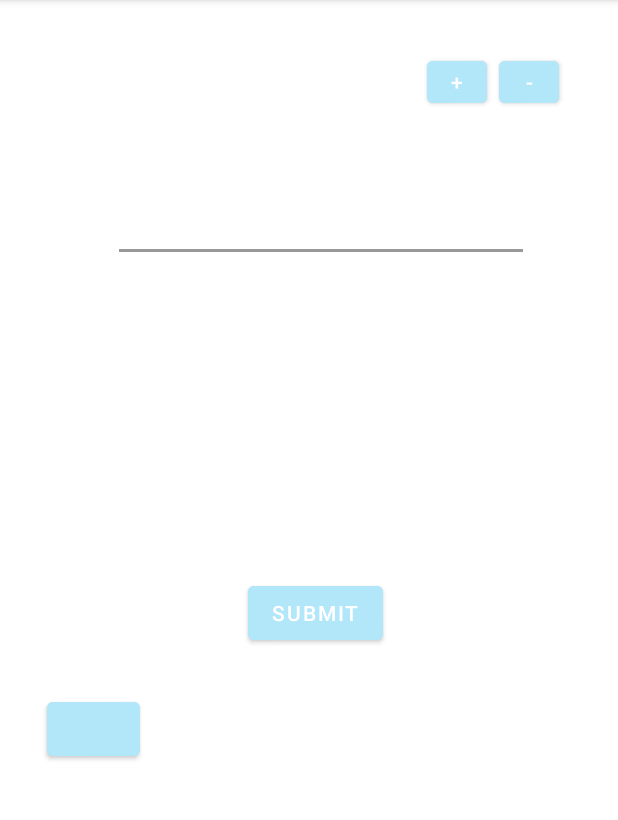
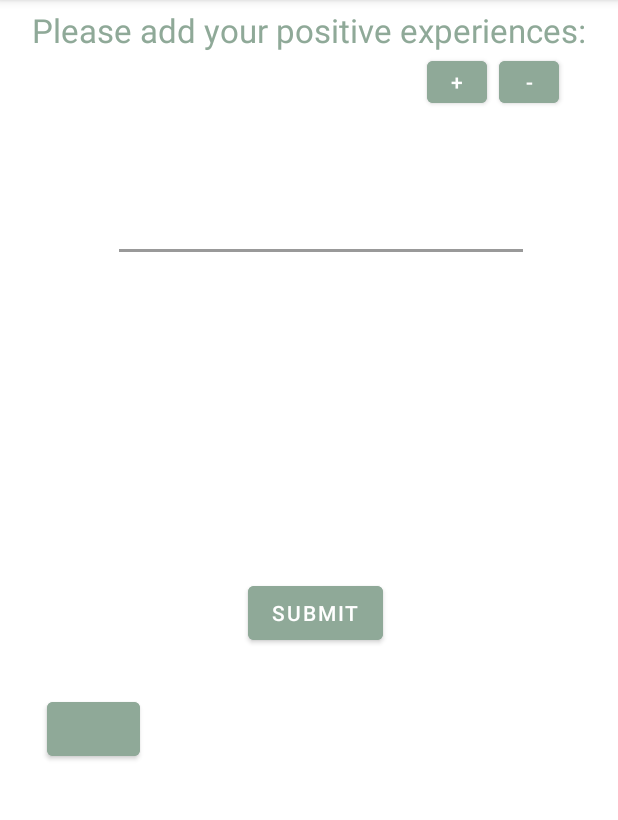
Before and after one commit to aoifeoloughlin/FinalYearProject00, an Android app: the PositivePageActivity screen opened directly, with no data from a screen before it, on a phone screen of 412 x 824 dp, the part 84-904 px from its top. Run offline under Robolectric (Android 15) with nearby library versions, the phone set to English and light mode, and no system bars; our stand-ins replace data binding.

Commit message:
Fix colour palette

```diff
--- a/frontend/app/src/main/res/layout/activity_main.xml
+++ b/frontend/app/src/main/res/layout/activity_main.xml
@@ -36,7 +36,7 @@
         android:layout_width="162dp"
         android:layout_height="117dp"
         android:layout_marginBottom="120dp"
-        android:backgroundTint="#FFFFFF"
+        android:backgroundTint="#8FA998"
         android:onClick="moveToPosPage"
         app:layout_constraintBottom_toBottomOf="parent"
         app:layout_constraintHorizontal_bias="0.1"
--- a/frontend/app/src/main/res/layout/positive_experiences.xml
+++ b/frontend/app/src/main/res/layout/positive_experiences.xml
@@ -8,7 +8,7 @@
         android:layout_height="match_parent"
         android:theme="@style/Theme.FinalYearProject00.AppWidgetContainer"
         android:layout_margin="5dp"
-        android:backgroundTint="#82E182"
+        android:backgroundTint="#FFFFFF"
         android:id="@+id/posRL">
 
     <TextView
@@ -19,7 +19,7 @@
         android:layout_centerHorizontal="true"
         android:text="Please add your positive experiences:"
         android:textAppearance="?android:attr/textAppearanceLarge"
-        android:textColor="#FFFFFF" />
+        android:textColor="#8FA998" />
 
 
 
@@ -58,7 +58,7 @@
         android:layout_marginLeft="279dp"
         android:layout_marginTop="-0dp"
         android:layout_marginRight="220dp"
-        android:backgroundTint="#B2E6F9"
+        android:backgroundTint="#8FA998"
         android:text="+"
         android:textColor="#FFFFFF" />
 
@@ -71,7 +71,7 @@
         android:layout_marginLeft="327dp"
         android:layout_marginTop="-0dp"
         android:layout_marginRight="300dp"
-        android:backgroundTint="#B2E6F9"
+        android:backgroundTint="#8FA998"
         android:text="-"
         android:textColor="#FFFFFF" />
 
@@ -83,7 +83,7 @@
         android:layout_alignParentLeft="true"
         android:layout_marginLeft="160dp"
         android:layout_marginTop="350dp"
-        android:backgroundTint="#B2E6F9"
+        android:backgroundTint="#8FA998"
         android:text="Submit"
         android:textColor="#FFFFFF" />
 
@@ -95,7 +95,7 @@
             android:layout_alignParentLeft="true"
             android:layout_marginLeft="26dp"
             android:layout_marginTop="427dp"
-            android:backgroundTint="#B2E6F9"
+            android:backgroundTint="#8FA998"
             android:onClick="moveToHomePage"
             android:shape="oval"
             android:textColor="#FFFFFF"
```
